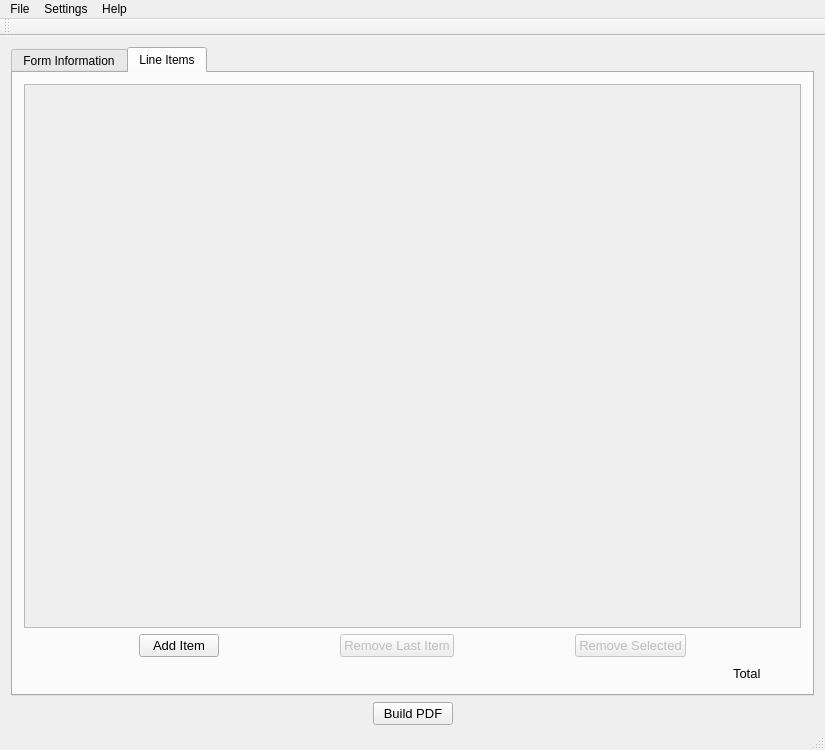
The window that invoicer.ui (djallen89/Invoicer) describes before a commit, drawn with Qt 5.
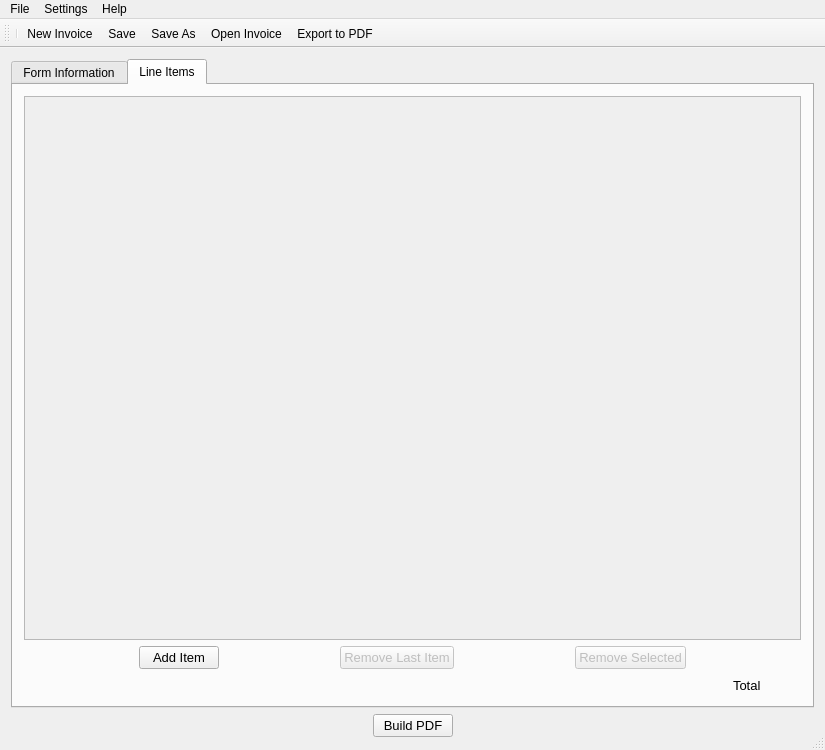
The same window after the commit. Icons and pictures are not drawn.

Patch:
```diff
--- a/invoicer.ui
+++ b/invoicer.ui
@@ -466,6 +466,12 @@
    <attribute name="toolBarBreak">
     <bool>false</bool>
    </attribute>
+   <addaction name="separator"/>
+   <addaction name="actionNew_Invoice"/>
+   <addaction name="actionSave"/>
+   <addaction name="actionSave_As"/>
+   <addaction name="actionOpen"/>
+   <addaction name="actionExport_to_PDF"/>
   </widget>
   <widget class="QStatusBar" name="statusBar"/>
   <action name="actionNew_Invoice">
```
Left out of the diff: 30 changed lines with no effect on the pictures.
